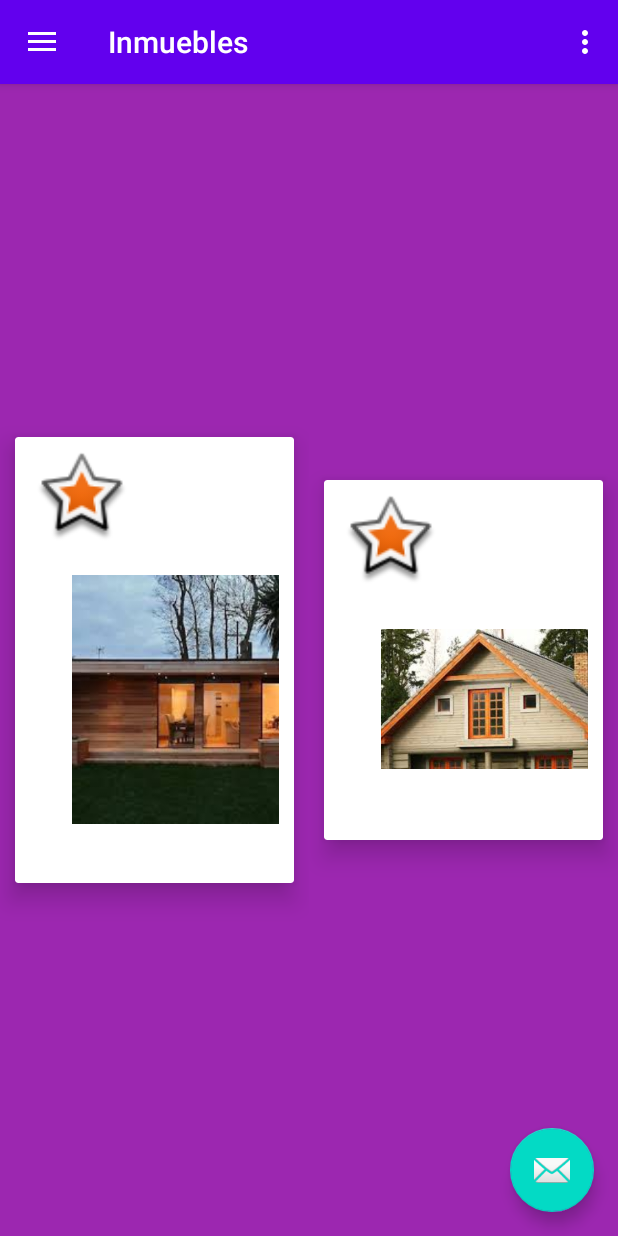
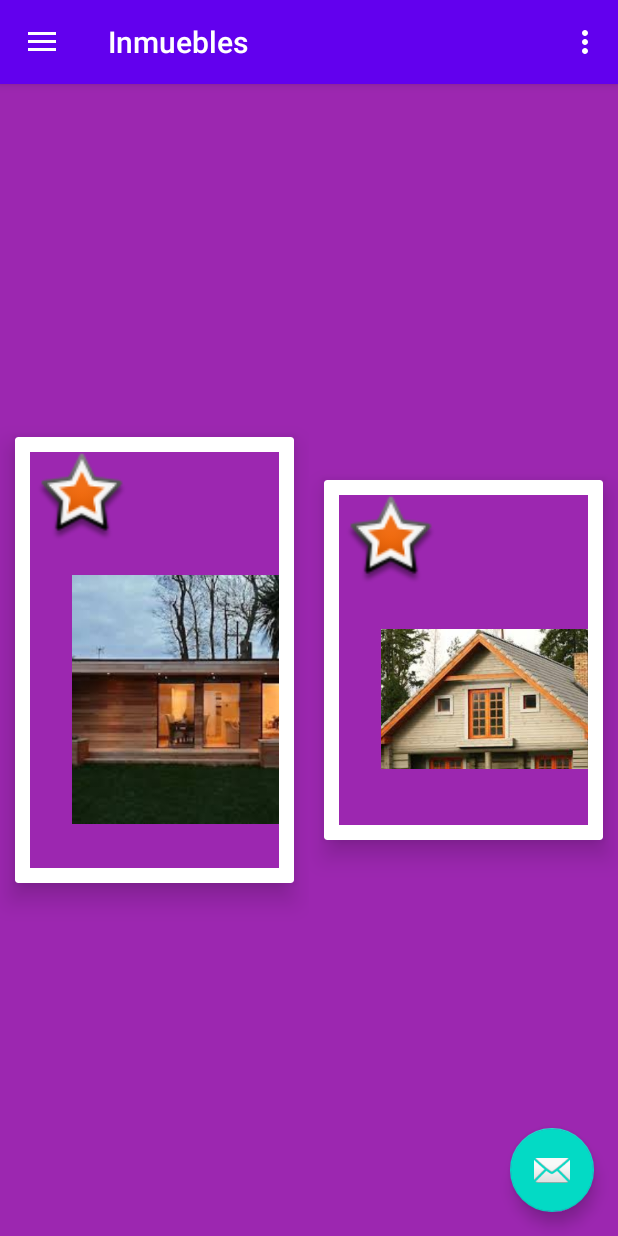
Before and after one commit to noeliapaolaantonio2018/Tpfinal, an Android app: the screen it shows after launch (MainActivity), in the side drawer, after a tap on "Propiedades", on a phone screen of 412 x 824 dp. Run offline under Robolectric (Android 15) with nearby library versions, the phone set to English and light mode, and no system bars; our stand-ins replace navigation-ui.

Commit message:
vista inmuebles error?

```diff
--- a/app/src/main/res/layout/content_main.xml
+++ b/app/src/main/res/layout/content_main.xml
@@ -4,6 +4,7 @@
     xmlns:tools="http://schemas.android.com/tools"
     android:layout_width="match_parent"
     android:layout_height="match_parent"
+    android:background="#E91E63"
     app:layout_behavior="@string/appbar_scrolling_view_behavior"
     tools:showIn="@layout/app_bar_main">
 
--- a/app/src/main/res/layout/inquilinos_fragment.xml
+++ b/app/src/main/res/layout/inquilinos_fragment.xml
@@ -18,10 +18,12 @@
         android:layout_height="wrap_content"
         android:src="@android:drawable/star_big_on"
         tools:ignore="MissingConstraints" />
+
     <ListView
         android:id="@+id/lvInquilinos"
         android:layout_width="match_parent"
         android:layout_height="match_parent"
+        android:background="#9C27B0"
         app:layout_constraintBottom_toBottomOf="parent"
         app:layout_constraintEnd_toEndOf="parent"
         app:layout_constraintStart_toStartOf="parent"
--- a/app/src/main/res/layout/item_inmueble_fragment.xml
+++ b/app/src/main/res/layout/item_inmueble_fragment.xml
@@ -22,7 +22,8 @@
 
         <androidx.constraintlayout.widget.ConstraintLayout
             android:layout_width="match_parent"
-            android:layout_height="match_parent">
+            android:layout_height="match_parent"
+            android:background="#9C27B0">
 
             <ImageView
                 android:id="@+id/ivImagenInmueble"
@@ -34,15 +35,14 @@
                 app:layout_constraintTop_toTopOf="parent"
                 tools:srcCompat="@tools:sample/avatars" />
 
-    <TextView
-        android:id="@+id/tvDireccion"
-        android:layout_width="wrap_content"
-        android:layout_height="wrap_content"
-        android:layout_marginStart="48dp"
-        android:layout_marginTop="20dp"
-        android:text="TextView"
-        app:layout_constraintStart_toEndOf="@+id/ivImagenInmueble"
-        app:layout_constraintTop_toBottomOf="@+id/tvTipo" />
+            <ImageView
+                android:id="@+id/imageView16"
+                android:layout_width="69dp"
+                android:layout_height="61dp"
+                app:srcCompat="@android:drawable/star_big_on"
+                tools:ignore="MissingConstraints"
+                tools:layout_editor_absoluteX="171dp"
+                tools:layout_editor_absoluteY="654dp" />
 
             <TextView
                 android:id="@+id/tvPrecio"
@@ -63,14 +63,15 @@
                 app:layout_constraintStart_toEndOf="@+id/ivImagenInmueble"
                 app:layout_constraintTop_toTopOf="parent" />
 
-    <ImageView
-        android:id="@+id/imageView16"
-        android:layout_width="69dp"
-        android:layout_height="61dp"
-        app:srcCompat="@android:drawable/star_big_on"
-        tools:layout_editor_absoluteX="171dp"
-        tools:layout_editor_absoluteY="654dp"
-        tools:ignore="MissingConstraints" />
+            <TextView
+                android:id="@+id/tvDireccion"
+                android:layout_width="wrap_content"
+                android:layout_height="wrap_content"
+                android:layout_marginStart="48dp"
+                android:layout_marginTop="20dp"
+                android:text="TextView"
+                app:layout_constraintStart_toEndOf="@+id/ivImagenInmueble"
+                app:layout_constraintTop_toBottomOf="@+id/tvTipo" />
         </androidx.constraintlayout.widget.ConstraintLayout>
     </androidx.cardview.widget.CardView>
 </androidx.constraintlayout.widget.ConstraintLayout>
```
Also changed, not shown: app/src/main/res/layout/item_inquilino_fragment.xml (+20 -13 lines). Lines whose indentation alone changed are shown as unchanged.
